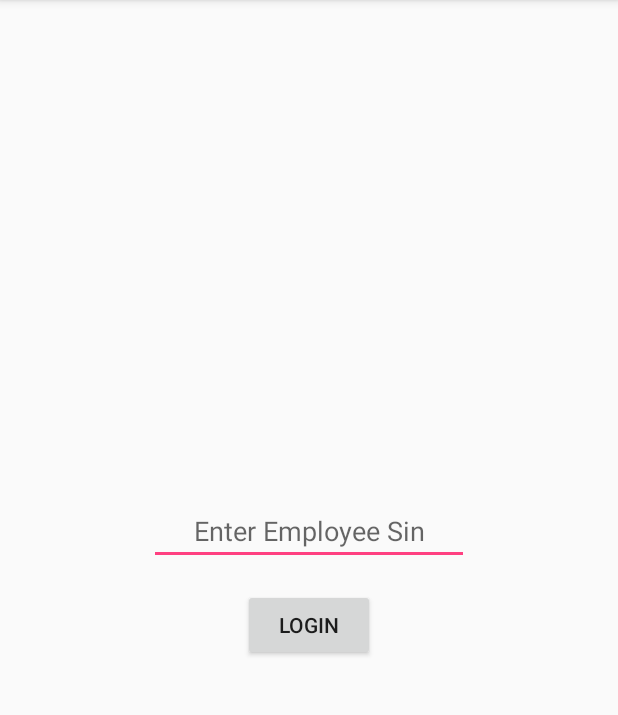
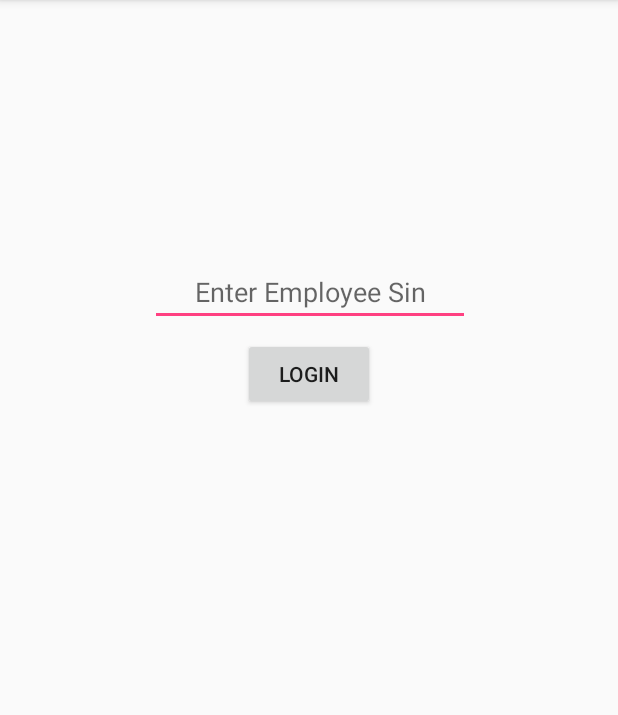
Before and after one commit to muzhdahussain/FoodMEmirror, an Android app: the screen it shows after launch (Emp_Login before the commit, EmpLogin after it), after a tap on "EMPLOYEE LOGIN", on a phone screen of 412 x 824 dp, the part 84-799 px from its top. Run offline under Robolectric (Android 15) with nearby library versions, the phone set to English and light mode, and no system bars.

Commit message:
Employees can now login

```diff
--- a/app/src/main/AndroidManifest.xml
+++ b/app/src/main/AndroidManifest.xml
@@ -20,7 +20,7 @@
         </activity>
         <activity android:name=".Register" />
         <activity android:name=".CustomerMenu" />
-        <activity android:name=".Emp_Login"></activity>
+        <activity android:name=".EmpLogin"></activity>
     </application>
 
 </manifest>
--- /dev/null
+++ b/app/src/main/java/app/foodme/EmpLogin.java
@@ -0,0 +1,34 @@
+package app.foodme;
+
+import android.support.v7.app.AppCompatActivity;
+import android.os.Bundle;
+import android.view.View;
+import android.widget.EditText;
+
+public class EmpLogin extends AppCompatActivity {
+
+    EditText empSinET;
+
+
+    @Override
+    protected void onCreate(Bundle savedInstanceState) {
+        super.onCreate(savedInstanceState);
+        setContentView(R.layout.activity_emp_login);
+
+        empSinET = (EditText)findViewById(R.id.et_empSin);
+
+    }
+
+
+    public void LoginEmp(View view) {
+
+        String Sin = empSinET.getText().toString();
+        String type = "emp_login";
+
+        // Sends login information to BackgroundWorker for processing
+        BackgroundWorker backgroundWorker = new BackgroundWorker(this);
+        backgroundWorker.execute(type, Sin);
+    }
+
+
+}
--- a/app/src/main/java/app/foodme/Emp_Login.java
+++ /dev/null
@@ -1,16 +0,0 @@
-package app.foodme;
-
-import android.support.v7.app.AppCompatActivity;
-import android.os.Bundle;
-import android.widget.EditText;
-
-public class Emp_Login extends AppCompatActivity {
-
-
-    EditText Sin;
-    @Override
-    protected void onCreate(Bundle savedInstanceState) {
-        super.onCreate(savedInstanceState);
-        setContentView(R.layout.activity_emp__login);
-    }
-}
--- a/app/src/main/java/app/foodme/MainActivity.java
+++ b/app/src/main/java/app/foodme/MainActivity.java
@@ -28,7 +28,7 @@ public class MainActivity extends AppCompatActivity {
 
     public void Emp_Login(View view){
 
-        startActivity(new Intent(this,Emp_Login.class));
+        startActivity(new Intent(this,EmpLogin.class));
 
 
     }
--- a/app/src/main/res/layout/activity_emp__login.xml
+++ b/app/src/main/res/layout/activity_emp_login.xml
@@ -4,37 +4,40 @@
     xmlns:tools="http://schemas.android.com/tools"
     android:layout_width="match_parent"
     android:layout_height="match_parent"
-    tools:context=".Emp_Login"
+    tools:context=".EmpLogin"
     tools:layout_editor_absoluteY="81dp">
 
+
+    <Button
+        android:id="@+id/empLogin"
+        android:layout_width="wrap_content"
+        android:layout_height="wrap_content"
+        android:layout_marginBottom="264dp"
+        android:layout_marginTop="8dp"
+        android:onClick="LoginEmp"
+        android:text="Login"
+        app:layout_constraintBottom_toBottomOf="parent"
+        app:layout_constraintEnd_toEndOf="parent"
+        app:layout_constraintStart_toStartOf="parent"
+        app:layout_constraintTop_toBottomOf="@+id/et_empSin"
+        app:layout_constraintVertical_bias="0.0" />
+
     <EditText
-        android:id="@+id/Enter_Sin"
+        android:id="@+id/et_empSin"
         android:layout_width="wrap_content"
         android:layout_height="wrap_content"
         android:layout_centerHorizontal="true"
         android:layout_centerVertical="true"
-        android:layout_marginBottom="16dp"
-        android:layout_marginTop="3dp"
+        android:layout_marginTop="172dp"
         android:ems="10"
-        android:hint= "Enter Employee Sin"
+        android:hint="Enter Employee Sin"
         android:inputType="textPersonName"
         android:selectAllOnFocus="true"
         android:singleLine="true"
         android:textAlignment="center"
-        app:layout_constraintBottom_toTopOf="@+id/button"
         app:layout_constraintEnd_toEndOf="parent"
+        app:layout_constraintHorizontal_bias="0.502"
         app:layout_constraintStart_toStartOf="parent"
-        app:layout_constraintTop_toTopOf="parent"
-        app:layout_constraintVertical_chainStyle="packed" />
-
-    <Button
-        android:id="@+id/button"
-        android:layout_width="wrap_content"
-        android:layout_height="wrap_content"
-        android:text="Login"
-        app:layout_constraintBottom_toBottomOf="parent"
-        app:layout_constraintEnd_toEndOf="parent"
-        app:layout_constraintStart_toStartOf="parent"
-        app:layout_constraintTop_toBottomOf="@+id/Enter_Sin" />
+        app:layout_constraintTop_toTopOf="parent" />
 
 </android.support.constraint.ConstraintLayout>
--- /dev/null
+++ b/app/src/main/res/values/ids.xml
@@ -0,0 +1,4 @@
+<?xml version="1.0" encoding="utf-8"?>
+<resources>
+    <item name="et_enterSin" type="id" />
+</resources>
```
Also changed, not shown: app/src/main/java/app/foodme/BackgroundWorker.java (+57 -12 lines).
